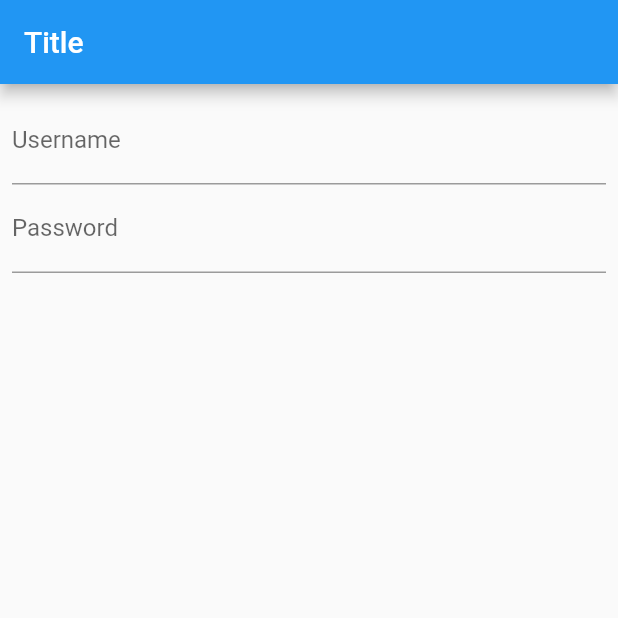
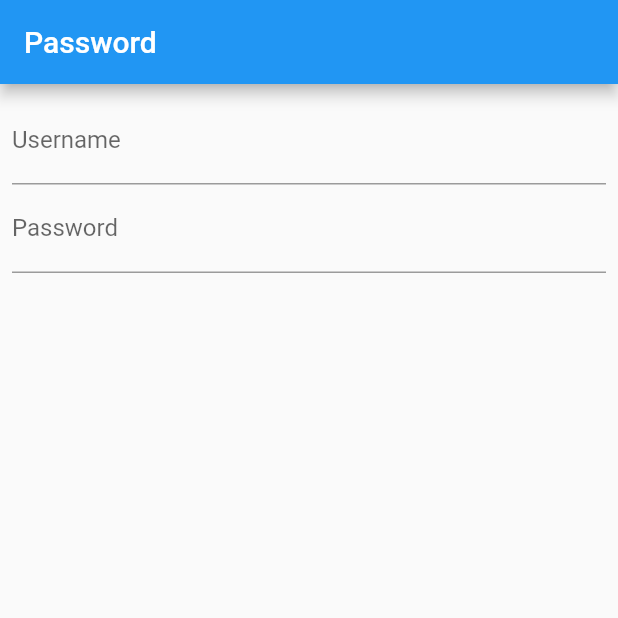
Before and after one commit to thedude61636/samsung_keyboard_issue, a Flutter app: the screen it shows after launch, on a phone screen of 412 x 824 dp, the top half of it. Run offline on Flutter 3.47's test engine with Material 2 defaults, Android fonts, the light colour scheme and no system bars.

Commit message:
changed title

```diff
--- a/lib/main.dart
+++ b/lib/main.dart
@@ -39,7 +39,7 @@ class _MyHomePageState extends State<MyHomePage> {
   Widget build(BuildContext context) {
     return Scaffold(
       appBar: AppBar(
-        title: const Text("Title"),
+        title: const Text("Password"),
       ),
       body: Padding(
         padding: const EdgeInsets.all(8.0),
```
